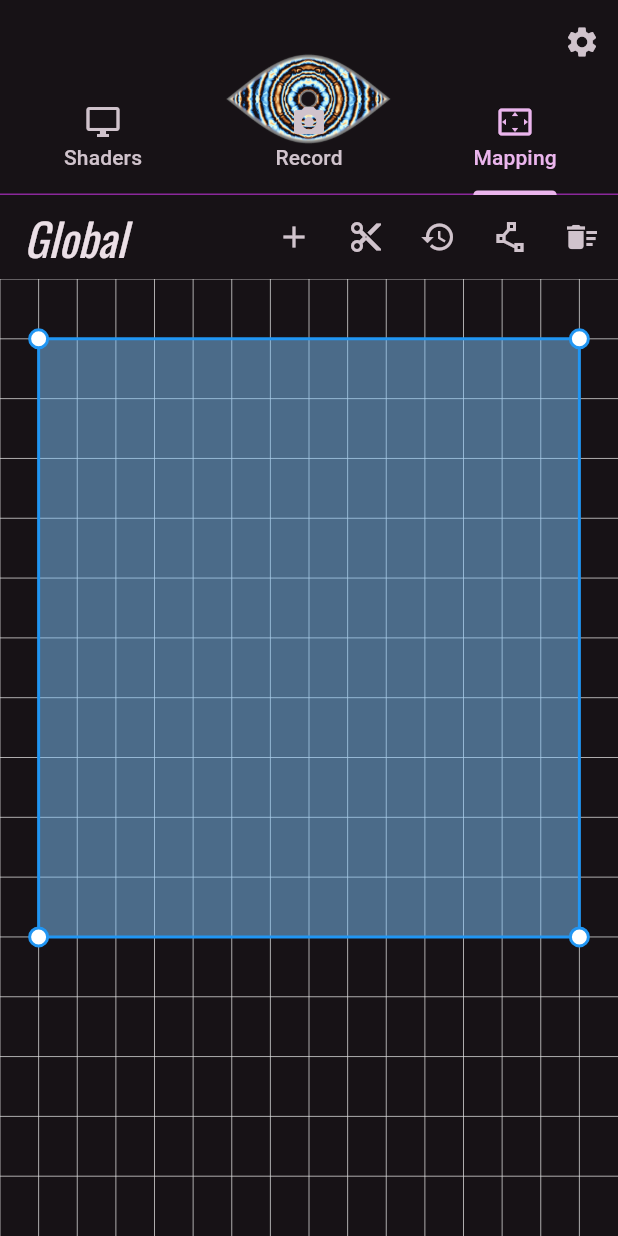
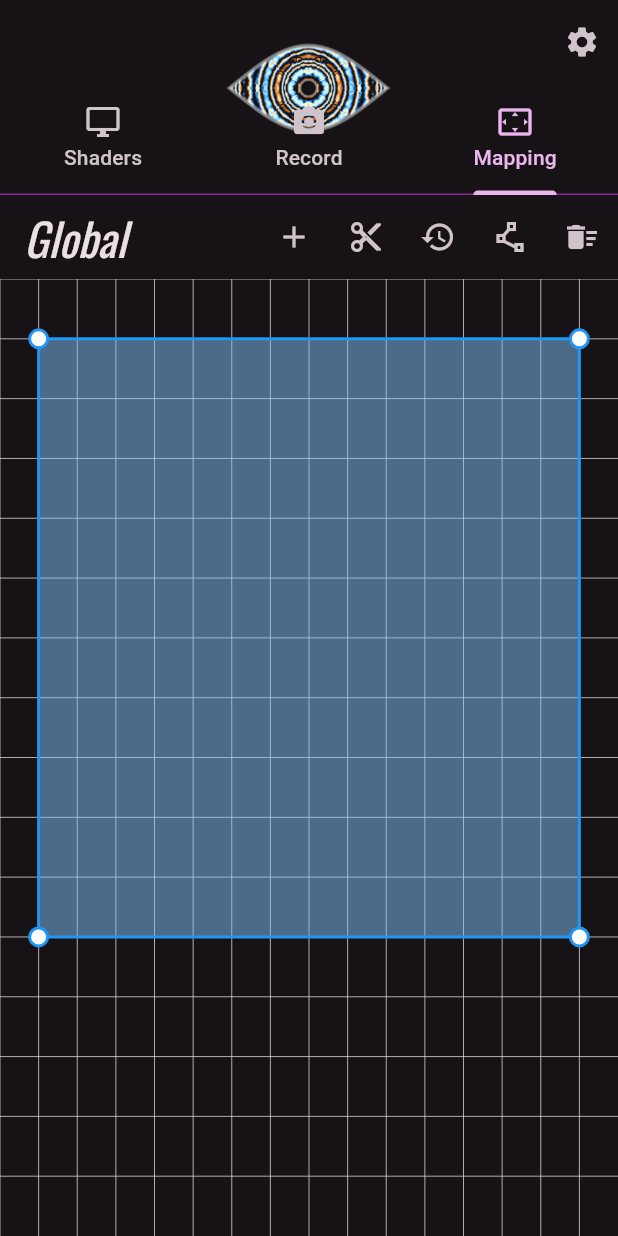
Before and after one commit to Otaekek/PataphoneReloaded, a Flutter app: the screen it shows after launch, tab 3 chosen, on a phone screen of 412 x 824 dp. Run offline on Flutter 3.47's test engine with Material 3 defaults, Android fonts, the phone set to English and light mode, and no system bars; our stand-ins replace camera, google_fonts; missing offline and left inert: dart:ffi, window_manager; network calls fail.

Commit message:
ios adjustment

```diff
--- a/lib/home.dart
+++ b/lib/home.dart
@@ -46,7 +46,7 @@ class _HomePageState extends State<HomePage> {
           ],
           flexibleSpace: Align(
             child: Image.asset(
-              alignment: Alignment.center,
+              alignment: Alignment(0.0, -0.3),
               'assets/images/eye1.png',
               height: 220,
               width: 120,
--- a/lib/main.dart
+++ b/lib/main.dart
@@ -10,6 +10,7 @@ import 'package:camera/camera.dart';
 Future<void> main() async {
   final graphService = GraphService();
   graphService.startPolling();
+  WidgetsFlutterBinding.ensureInitialized();
   // Set window size for desktop platforms
   List<CameraDescription> cameras = [];
   if (Platform.isWindows || Platform.isLinux || Platform.isMacOS) {
```
